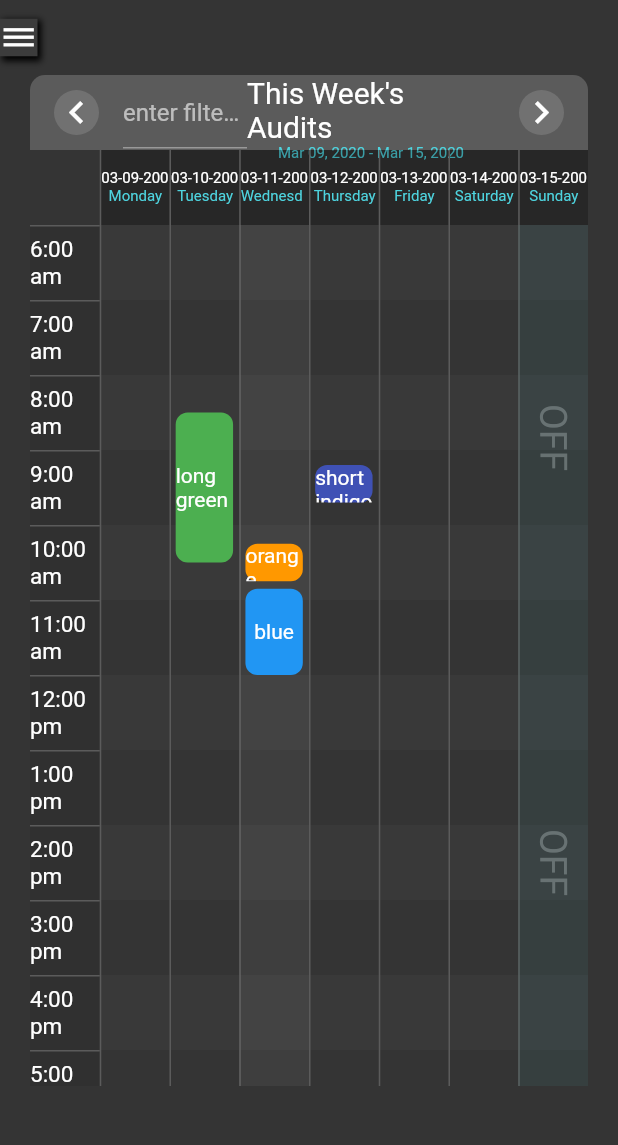
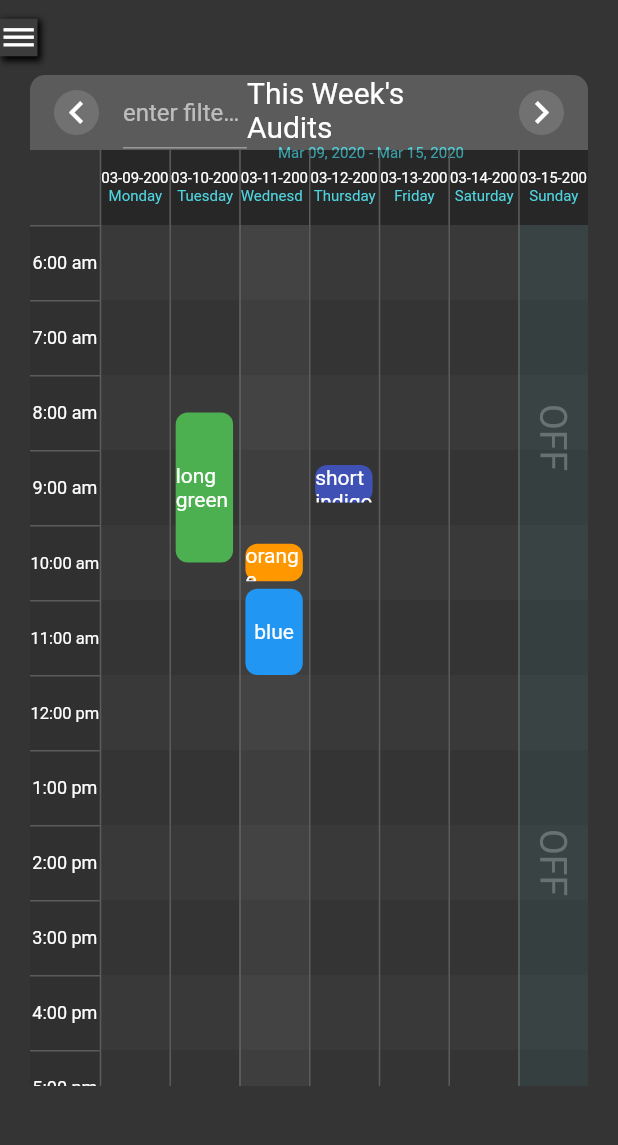
Before and after one commit to wterrill/gcfdLayout, a Flutter app: the SchedulingPage screen opened by its route, on a phone screen of 412 x 824 dp, the part 75-1220 px from its top. Run offline on Flutter 3.47's test engine with Material 2 defaults, Android fonts, the phone set to English and light mode, and no system bars; drawn by our look-alikes of auto_size_text; Roboto replaces fonts that are missing (Georgia).

Commit message:
refactoring and adding AutoSizeText to Groups

```diff
--- a/lib/Definitions/Dialogs.dart
+++ b/lib/Definitions/Dialogs.dart
@@ -1,7 +1,7 @@
 import 'package:flutter/material.dart';
 
 class Dialogs {
-  static Widget showAlertDialog(BuildContext context) {
+  static void showAlertDialog(BuildContext context) {
     AlertDialog alert = AlertDialog(
       content: Row(
         mainAxisAlignment: MainAxisAlignment.spaceEvenly,
--- a/lib/communications/Authentication.dart
+++ b/lib/communications/Authentication.dart
@@ -2,6 +2,6 @@
 
 class Authentication {
   static Future<bool> getAuthentication() async {
-    return Future.delayed(Duration(milliseconds: 5000), () => true);
+    return Future.delayed(Duration(milliseconds: 1000), () => true);
   }
 }
--- a/lib/main.dart
+++ b/lib/main.dart
@@ -6,7 +6,7 @@ import 'providers/CalendarData.dart';
 import 'providers/LayoutData.dart';
 import 'package:provider/provider.dart';
 
-import 'package:flutter/scheduler.dart' show timeDilation;
+// import 'package:flutter/scheduler.dart' show timeDilation;
 
 // void main() => runApp(MyApp());
 
@@ -55,8 +55,8 @@ class MyApp extends StatelessWidget {
           Provider.of<LayoutData>(context).safeArea = constraints;
           Provider.of<LayoutData>(context).mediaArea = mediaSize;
 
-          // constraints.hei
-          return Scaffold(body: LoginScreen());
+          // return Scaffold(body: LoginScreen());
+          return Scaffold(body: SchedulingPage());
         }),
       ),
     );
--- a/lib/pages/LoginScreen/LoginForm.dart
+++ b/lib/pages/LoginScreen/LoginForm.dart
@@ -1,5 +1,5 @@
 import 'package:flutter/material.dart';
-import 'package:gcfdlayout/Definitions/colorDefs.dart';
+import 'package:gcfdlayout/definitions/colorDefs.dart';
 import 'package:gcfdlayout/communications/Authentication.dart';
 import 'package:gcfdlayout/definitions/Dialogs.dart';
 import 'package:gcfdlayout/pages/SchedulingPage/SchedulingPage.dart';
--- a/lib/pages/LoginScreen/LoginScreen.dart
+++ b/lib/pages/LoginScreen/LoginScreen.dart
@@ -1,5 +1,5 @@
 import 'package:flutter/material.dart';
-import 'package:gcfdlayout/Definitions/colorDefs.dart';
+import 'package:gcfdlayout/definitions/colorDefs.dart';
 import 'LoginForm.dart';
 
 class LoginScreen extends StatelessWidget {
--- /dev/null
+++ b/lib/pages/SchedulingPage/CalenderHeader.dart
@@ -0,0 +1,94 @@
+import 'dart:async';
+
+import 'package:flutter/material.dart';
+import 'package:gcfdlayout/definitions/colorDefs.dart';
+
+class CalendarHeader extends StatefulWidget {
+  CalendarHeader({Key key, this.controller}) : super(key: key);
+  final StreamController<String> controller;
+
+  @override
+  _CalendarHeaderState createState() => _CalendarHeaderState();
+}
+
+class _CalendarHeaderState extends State<CalendarHeader> {
+  @override
+  Widget build(BuildContext context) {
+    return Container(
+      decoration: BoxDecoration(
+          color: ColorDefs.colorCalendarHeader,
+          borderRadius: BorderRadius.only(
+              topLeft: Radius.circular(10.0), topRight: Radius.circular(10.0))),
+      width: double.infinity,
+      height: 50.0,
+      child: Row(
+        mainAxisAlignment: MainAxisAlignment.spaceBetween,
+        crossAxisAlignment: CrossAxisAlignment.center,
+        children: [
+          Padding(
+            padding: EdgeInsets.fromLTRB(16.0, 2.0, 16.0, 2.0),
+            child: Container(
+              decoration: BoxDecoration(
+                borderRadius: BorderRadius.all(Radius.circular(40.0)),
+                color: ColorDefs.colorButton1Background,
+              ),
+              child: GestureDetector(
+                onTap: () {
+                  print("spoof");
+                },
+                child: Icon(
+                  Icons.keyboard_arrow_left,
+                  color: ColorDefs.colorTopHeader,
+                  size: 30.0,
+                ),
+              ),
+            ),
+          ),
+          Expanded(
+            flex: 1,
+            child: TextField(
+              decoration: InputDecoration(
+                hintText: 'enter filter query - type "ora" for example',
+              ),
+              onChanged: widget.controller.add,
+            ),
+          ),
+          Expanded(
+            flex: 2,
+            child: Column(
+              mainAxisSize: MainAxisSize.min,
+              mainAxisAlignment: MainAxisAlignment.center,
+              children: [
+                Text(
+                  "This Week's Audits",
+                  style: ColorDefs.textBodyWhite20,
+                ),
+                Text("Mar 09, 2020 - Mar 15, 2020",
+                    style: ColorDefs.textDayHeadings),
+              ],
+            ),
+          ),
+          Padding(
+            padding: EdgeInsets.symmetric(horizontal: 16.0),
+            child: Container(
+              decoration: BoxDecoration(
+                borderRadius: BorderRadius.all(Radius.circular(40.0)),
+                color: ColorDefs.colorButton1Background,
+              ),
+              child: GestureDetector(
+                onTap: () {
+                  print("spoof2");
+                },
+                child: Icon(
+                  Icons.keyboard_arrow_right,
+                  color: ColorDefs.colorTopHeader,
+                  size: 30.0,
+                ),
+              ),
+            ),
+          ),
+        ],
+      ),
+    );
+  }
+}
--- a/lib/pages/SchedulingPage/SchedulingPage.dart
+++ b/lib/pages/SchedulingPage/SchedulingPage.dart
@@ -1,11 +1,12 @@
 import 'dart:async';
 import 'dart:ui';
 
-import 'package:flutter/foundation.dart';
+// import 'package:flutter/foundation.dart';
 import 'package:flutter/material.dart';
-import 'package:gcfdlayout/Definitions/colorDefs.dart';
+import 'package:gcfdlayout/definitions/colorDefs.dart';
 import 'package:gcfdlayout/providers/LayoutData.dart';
 import 'package:provider/provider.dart';
+import 'CalenderHeader.dart';
 import 'TopDrawer.dart';
 import 'TopWhiteHeader.dart';
 import 'package:auto_size_text/auto_size_text.dart';
@@ -89,7 +90,7 @@ class SchedulingPage extends StatelessWidget {
                         EdgeInsets.symmetric(horizontal: 20.0, vertical: 50.0),
                     child: Column(
                       children: [
-                        _staticHeader(), // static header
+                        CalendarHeader(controller: controller), // static header
                         Expanded(
                           child: CustomScrollView(
                             slivers: <Widget>[
@@ -124,110 +125,41 @@ class SchedulingPage extends StatelessWidget {
     );
   }
 
-  Widget _staticHeader() {
-    return Container(
-      decoration: BoxDecoration(
-          color: ColorDefs.colorCalendarHeader,
-          borderRadius: BorderRadius.only(
-              topLeft: Radius.circular(10.0), topRight: Radius.circular(10.0))),
-      width: double.infinity,
-      height: 50.0,
-      child: Row(
-        mainAxisAlignment: MainAxisAlignment.spaceBetween,
-        crossAxisAlignment: CrossAxisAlignment.center,
-        children: [
-          Padding(
-            padding: EdgeInsets.symmetric(horizontal: 16.0),
-            child: Container(
-              decoration: BoxDecoration(
-                borderRadius: BorderRadius.all(Radius.circular(40.0)),
-                color: ColorDefs.colorButton1Background,
-              ),
-              child: Icon(
-                Icons.keyboard_arrow_left,
-                color: ColorDefs.colorTopHeader,
-                size: 30.0,
-              ),
-            ),
-          ),
-          Expanded(
-            flex: 1,
-            child: TextField(
-              decoration: InputDecoration(
-                hintText: 'enter filter query - type "ora" for example',
-              ),
-              onChanged: controller.add,
-            ),
-          ),
-          Expanded(
-            flex: 2,
-            child: Column(
-              mainAxisSize: MainAxisSize.min,
-              mainAxisAlignment: MainAxisAlignment.center,
-              children: [
-                Text(
-                  "This Week's Audits",
-                  style: ColorDefs.textBodyWhite20,
-                ),
-                Text("Mar 09, 2020 - Mar 15, 2020",
-                    style: ColorDefs.textDayHeadings),
-              ],
-            ),
-          ),
-          Padding(
-            padding: EdgeInsets.symmetric(horizontal: 16.0),
-            child: Container(
-              decoration: BoxDecoration(
-                borderRadius: BorderRadius.all(Radius.circular(40.0)),
-                color: ColorDefs.colorButton1Background,
-              ),
-              child: Icon(
-                Icons.keyboard_arrow_right,
-                color: ColorDefs.colorTopHeader,
-                size: 30.0,
-              ),
-            ),
-          ),
-        ],
-      ),
-    );
-  }
-
-  Widget _floatingHeader() {
-    return Row(
-      children: <Widget>[
-        Spacer(),
-        ...days.map(
-          (d) => Expanded(
-            child: Container(
-              decoration: BoxDecoration(
-                color: Colors.black26,
-                border: Border(
-                  left: BorderSide(
-                      width: 1.0, color: ColorDefs.colorCalendarHeader),
-                ),
-              ),
-              child: Column(
-                mainAxisAlignment: MainAxisAlignment.center,
-                children: [
-                  Text(
-                    d.split(" ")[0],
-                    style: ColorDefs.textDayHeadings,
-                    maxLines: 1,
-                  ),
-                  Text(
-                    d.split(" ")[1],
-                    style: TextStyle(fontSize: 10.0),
-                    maxLines: 1,
-                  ),
-                ],
-              ),
-            ),
-          ),
-        ),
-      ],
-    );
-  }
+  // Widget _floatingHeader() {
+  //   return Row(
+  //     children: <Widget>[
+  //       Spacer(),
+  //       ...days.map(
+  //         (d) => Expanded(
+  //           child: Container(
+  //             decoration: BoxDecoration(
+  //               color: Colors.black26,
+  //               border: Border(
+  //                 left: BorderSide(
+  //                     width: 1.0, color: ColorDefs.colorCalendarHeader),
+  //               ),
+  //             ),
+  //             child: Column(
+  //               mainAxisAlignment: MainAxisAlignment.center,
+  //               children: [
+  //                 Text(
+  //                   d.split(" ")[0],
+  //                   style: ColorDefs.textDayHeadings,
+  //                   maxLines: 1,
+  //                 ),
+  //                 Text(
+  //                   d.split(" ")[1],
+  //                   style: TextStyle(fontSize: 10.0),
+  //                   maxLines: 1,
+  //                 ),
+  //               ],
+  //             ),
+  //           ),
+  //         ),
+  //       ),
+  //     ],
+  //   );
+  // }
 
   List<List<Event>> _filter(String query) {
     print('query: |$query|');
@@ -238,6 +170,7 @@ class SchedulingPage extends StatelessWidget {
   }
 
   Widget _grid() {
+    var timeAutoGroup = AutoSizeGroup();
     return StreamBuilder<List<List<Event>>>(
         stream: controller.stream.map(_filter),
         initialData: dayEvents,
@@ -260,8 +193,11 @@ class SchedulingPage extends StatelessWidget {
                           ),
                         ),
                         child: Center(
-                          child:
-                              Text(hours[row], style: ColorDefs.textSubtitle2),
+                          child: AutoSizeText(hours[row],
+                              maxLines: 1,
+                              group: timeAutoGroup,
+                              minFontSize: 5,
+                              style: ColorDefs.textSubtitle2),
                         ),
                       ),
                     ),
--- a/lib/pages/SchedulingPage/TopDrawer.dart
+++ b/lib/pages/SchedulingPage/TopDrawer.dart
@@ -1,5 +1,5 @@
 import 'package:flutter/material.dart';
-import 'package:gcfdlayout/Definitions/colorDefs.dart';
+import 'package:gcfdlayout/definitions/colorDefs.dart';
 
 class TopDrawer extends StatefulWidget {
   TopDrawer({Key key}) : super(key: key);
--- a/lib/pages/SchedulingPage/TopWhiteHeader.dart
+++ b/lib/pages/SchedulingPage/TopWhiteHeader.dart
@@ -1,5 +1,5 @@
 import 'package:flutter/material.dart';
-import 'package:gcfdlayout/Definitions/colorDefs.dart';
+import 'package:gcfdlayout/definitions/colorDefs.dart';
 
 class TopWhiteHeader extends StatelessWidget {
   const TopWhiteHeader({Key key}) : super(key: key);
```
Also changed, not shown: 1 other file.
